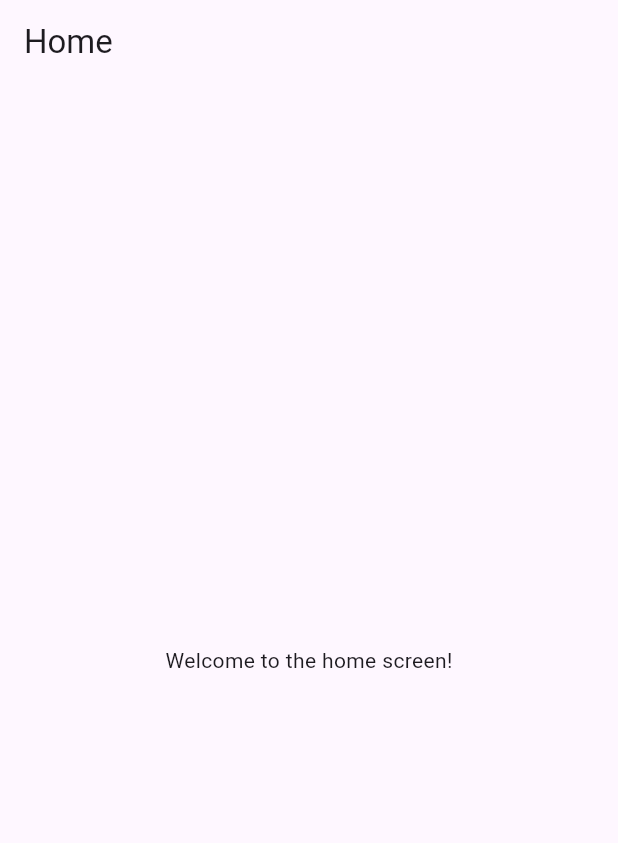
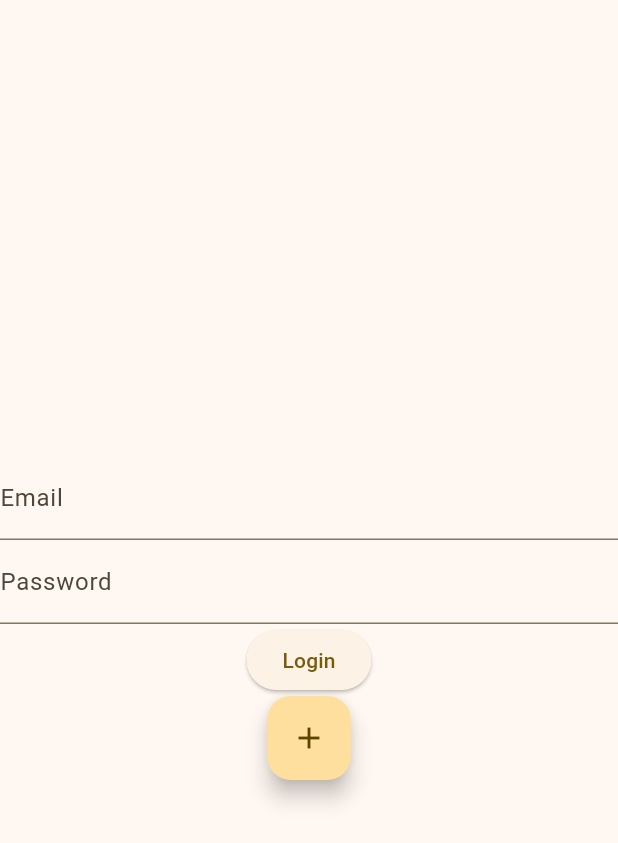
Before and after one commit to molnar1998/setting_money, a Flutter app: the screen it shows after launch, on a phone screen of 412 x 824 dp. Shown: the top 843 px of the screen. Run offline on Flutter 3.47's test engine with Material 3 defaults, Android fonts, the phone set to English and light mode, and no system bars; our stand-ins replace firebase_auth, firebase_core; accounts and stored records are empty.

Commit message:
Basic login, sign up and home screen implementation

```diff
--- a/lib/authentication/login_page.dart
+++ b/lib/authentication/login_page.dart
@@ -0,0 +1,64 @@
+import 'package:firebase_auth/firebase_auth.dart';
+import 'package:flutter/material.dart';
+import 'package:setting_money/authentication/signup_page.dart';
+
+class LoginPage extends StatefulWidget {
+  const LoginPage({super.key});
+
+  @override
+  State<LoginPage> createState() => _LoginPageState();
+}
+
+class _LoginPageState extends State<LoginPage> {
+  final _emailController = TextEditingController();
+  final _passwordController = TextEditingController();
+
+  @override
+  Widget build(BuildContext context) {
+    return Scaffold(
+      body: Center(
+        child: Column(
+          mainAxisAlignment: MainAxisAlignment.center,
+          children: [
+            TextField(
+              controller: _emailController,
+              decoration: const InputDecoration(
+                labelText: 'Email',
+              ),
+            ),
+            TextField(
+              controller: _passwordController,
+              decoration: const InputDecoration(
+                labelText: 'Password',
+              ),
+              obscureText: true,
+            ),
+            ElevatedButton(
+              onPressed: () async {
+                try {
+                  await FirebaseAuth.instance.signInWithEmailAndPassword(
+                    email: _emailController.text,
+                    password: _passwordController.text,
+                  );
+                } catch (e) {
+                  // Handle login errors
+                  print('Login failed: $e');
+                }
+              },
+              child: const Text('Login'),
+            ),
+            FloatingActionButton(
+              onPressed: () {
+                Navigator.push(
+                  context,
+                  MaterialPageRoute(builder: (context) => const SignupPage()),
+                );
+              },
+              child: const Icon(Icons.add),
+            ),
+          ],
+        ),
+      ),
+    );
+  }
+}
--- a/lib/main.dart
+++ b/lib/main.dart
@@ -1,10 +1,13 @@
+import 'package:firebase_auth/firebase_auth.dart';
 import 'package:firebase_core/firebase_core.dart';
 import 'package:flutter/material.dart';
 import 'package:setting_money/home/home_page.dart';
+import 'package:setting_money/widgets/loading_screen.dart';
 
+import 'authentication/login_page.dart';
 import 'firebase_options.dart';
 
-void main() async{
+void main() async {
   WidgetsFlutterBinding.ensureInitialized();
   await Firebase.initializeApp(
     options: DefaultFirebaseOptions.currentPlatform,
@@ -19,12 +22,28 @@ class MyApp extends StatelessWidget {
   @override
   Widget build(BuildContext context) {
     return MaterialApp(
-      title: 'Flutter Demo',
+      title: 'Setting Money',
       theme: ThemeData(
-        colorScheme: ColorScheme.fromSeed(seedColor: Colors.deepPurple),
+        colorScheme: ColorScheme.fromSeed(seedColor: Colors.amber),
         useMaterial3: true,
       ),
-      home: const HomePage(),
+      home: StreamBuilder<User?>(
+        stream: FirebaseAuth.instance.authStateChanges(),
+        builder: (context, snapshot) {
+          if (snapshot.connectionState == ConnectionState.waiting) {
+            return const LoadingScreen();
+          } else if (snapshot.hasError) {
+            // Handle error
+            return const Text('Error occurred');
+          } else if (snapshot.hasData) {
+            // User is logged in, navigate to home page
+            return const HomePage();
+          } else {
+            // User is not logged in, show login page
+            return const LoginPage();
+          }
+        },
+      ),
     );
   }
 }
```
Also changed, not shown: lib/authentication/signup_page.dart (+110 -0 lines), lib/home/home_screen.dart (+40 -6 lines), lib/widgets/loading_screen.dart (added, +14 -0 lines), 5 other files.
